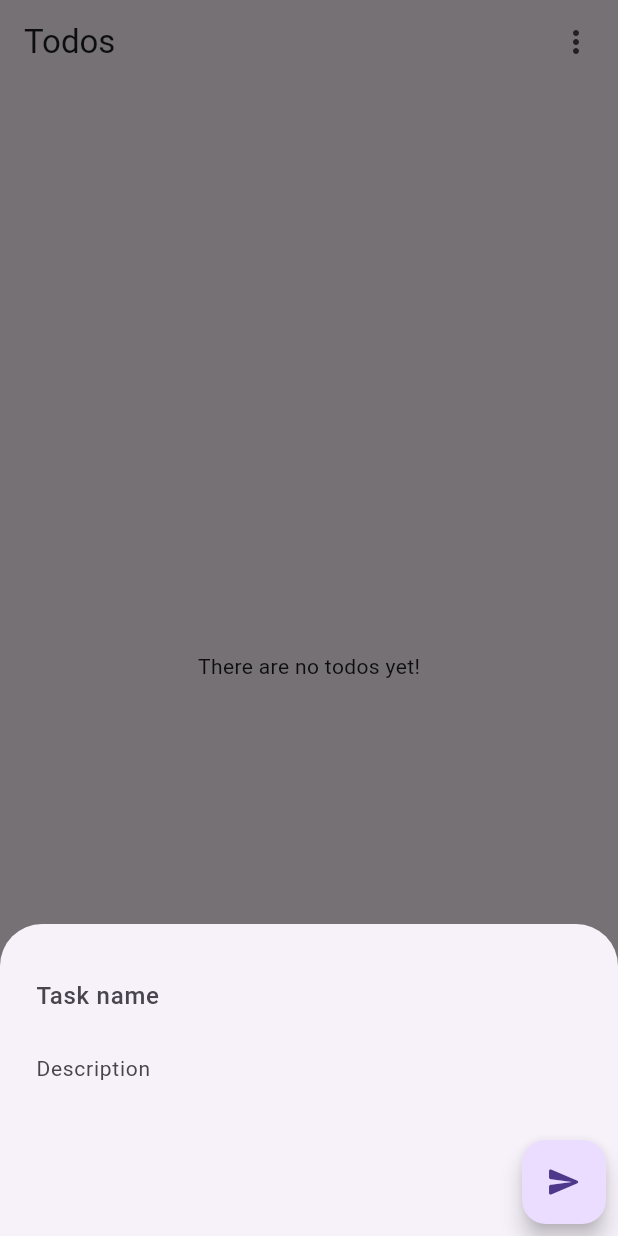
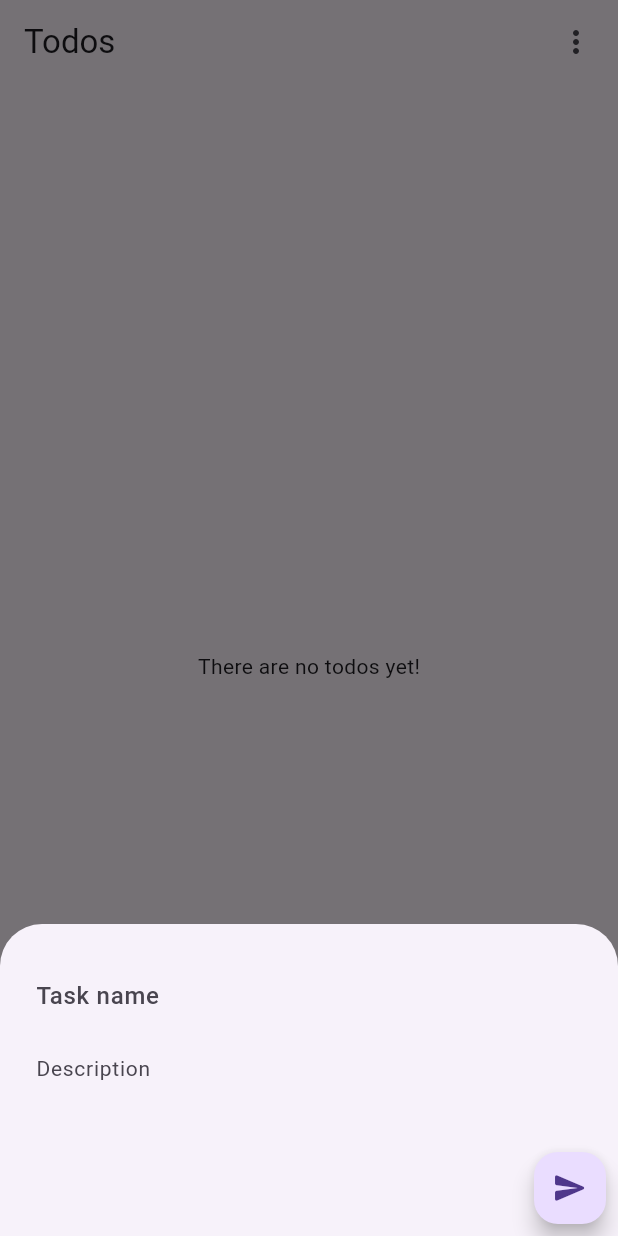
Before and after one commit to GrzywN/todo-flutter, a Flutter app: the screen it shows after launch, after a tap on the "add" icon, on a phone screen of 412 x 824 dp. Run offline on Flutter 3.47's test engine with Material 2 defaults, Android fonts, the phone set to English and light mode, and no system bars; our stand-ins replace equatable, floor, flutter_bloc, get_it, sqflite; accounts and stored records are empty; generated files the repository leaves out were written again.

Commit message:
refactor: extract NewTodo sizes and spacing to respective tokens

```diff
--- a/lib/common/ui/tokens/sizes.dart
+++ b/lib/common/ui/tokens/sizes.dart
@@ -1,4 +1,6 @@
 class SizesToken {
   static const double appbarHeight = 64.0;
   static const double appbarIconButtonSize = 24.0;
+
+  static const double newTodoIconButtonSize = 48.0;
 }
--- a/lib/common/ui/tokens/spacing.dart
+++ b/lib/common/ui/tokens/spacing.dart
@@ -1,3 +1,6 @@
 class SpacingToken {
   static const double screenHorizontalPadding = 16.0;
+
+  static const double newTodoFormPadding = 24.0;
+  static const double newTodoFloatingButtonPadding = 8.0;
 }
--- a/lib/features/todo/presentation/widgets/interactive_widgets/new_todo.dart
+++ b/lib/features/todo/presentation/widgets/interactive_widgets/new_todo.dart
@@ -1,5 +1,7 @@
 import 'package:flutter_bloc/flutter_bloc.dart';
 import 'package:todo_list/common.dart';
+import 'package:todo_list/common/ui/tokens/sizes.dart';
+import 'package:todo_list/common/ui/tokens/spacing.dart';
 import 'package:todo_list/common/ui/tokens/typography.dart';
 import 'package:todo_list/features/todo/domain/entities/todo.dart';
 import 'package:todo_list/features/todo/presentation/bloc/local/local_todo_bloc.dart';
@@ -49,7 +51,7 @@ class _NewTodoState extends State<NewTodo> {
           alignment: WrapAlignment.end,
           children: [
             Padding(
-              padding: const EdgeInsets.all(24),
+              padding: const EdgeInsets.all(SpacingToken.newTodoFormPadding),
               child: Column(
                 mainAxisSize: MainAxisSize.max,
                 children: [
@@ -84,7 +86,12 @@ class _NewTodoState extends State<NewTodo> {
               ),
             ),
             Padding(
-              padding: const EdgeInsets.only(right: 8.0, bottom: 8.0),
+              padding: const EdgeInsets.all(
+                SpacingToken.newTodoFloatingButtonPadding,
+              ),
+              child: SizedBox(
+                  height: SizesToken.newTodoIconButtonSize,
+                  width: SizesToken.newTodoIconButtonSize,
                   child: FloatingActionButton(
                     tooltip: AppLocalizations.of(context)!.createTodoButton,
                     onPressed: () {
@@ -92,7 +99,7 @@ class _NewTodoState extends State<NewTodo> {
                       Navigator.pop(context);
                     },
                     child: const Icon(Icons.send_rounded),
-              ),
+                  )),
             )
           ],
         );
```
Lines whose indentation alone changed are shown as unchanged.
